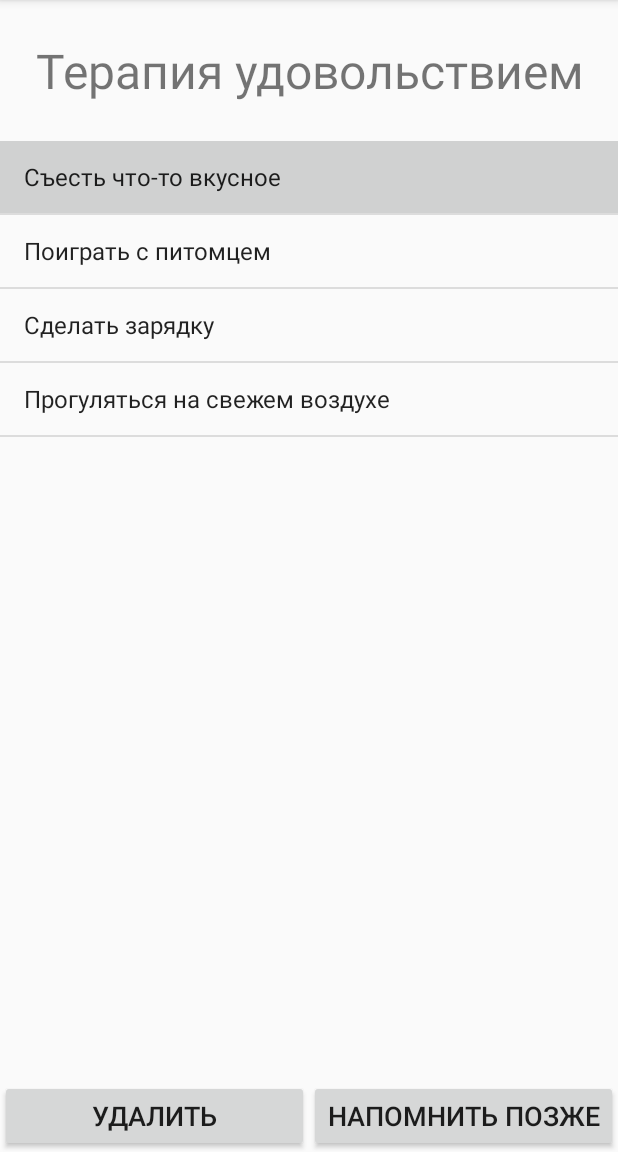
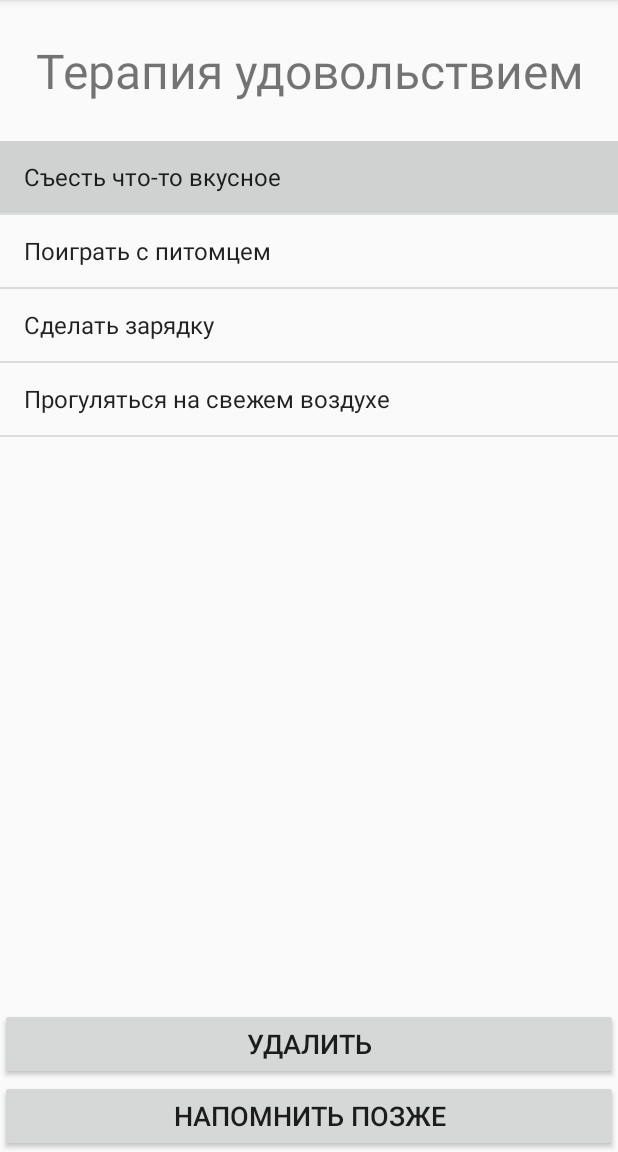
Before and after one commit to newpdv/antidepression, an Android app: the PleasureActivity screen opened directly, with no data from a screen before it, after a tap on "Съесть что-то вкусное", on a phone screen of 412 x 824 dp, the part 84-1236 px from its top. Run offline under Robolectric (Android 15) with nearby library versions, the phone set to English and light mode, and no system bars.

Commit message:
Fixed buttons in pleasure activity

```diff
--- a/app/src/main/AndroidManifest.xml
+++ b/app/src/main/AndroidManifest.xml
@@ -9,8 +9,8 @@
         android:roundIcon="@mipmap/ic_launcher_round"
         android:supportsRtl="true"
         android:theme="@style/LightTheme">
-        <activity android:name=".TestActivity"></activity>
-        <activity android:name=".NoteActivity"></activity>
+        <activity android:name=".TestActivity"/>
+        <activity android:name=".NoteActivity"/>
         <activity android:name=".NotesActivity" />
         <activity android:name=".PleasureActivity" />
         <activity android:name=".MainActivity">
--- a/app/src/main/res/layout/activity_pleasure.xml
+++ b/app/src/main/res/layout/activity_pleasure.xml
@@ -1,8 +1,9 @@
 <?xml version="1.0" encoding="utf-8"?>
 <LinearLayout xmlns:android="http://schemas.android.com/apk/res/android"
-    android:orientation="vertical"
     android:layout_width="match_parent"
-    android:layout_height="match_parent">
+    android:layout_height="match_parent"
+    android:orientation="vertical">
+
     <TextView
         android:id="@+id/textView"
         android:layout_width="match_parent"
@@ -18,27 +19,28 @@
         android:id="@+id/list"
         android:layout_width="match_parent"
         android:layout_height="0dp"
-        android:layout_weight="0.5"/>
+        android:layout_weight="0.5" />
 
     <LinearLayout
         android:layout_width="match_parent"
-        android:layout_height="wrap_content">
+        android:layout_height="wrap_content"
+        android:orientation="vertical">
+
         <Button
             android:id="@+id/delete"
-            android:layout_width="0dp"
-            android:layout_weight="1"
+            android:layout_width="match_parent"
             android:layout_height="wrap_content"
+            android:onClick="delete"
             android:text="@string/delete"
-            android:onClick="delete"
-            android:textSize="18sp"/>
+            android:textSize="18sp" />
+
         <Button
             android:id="@+id/later"
-            android:layout_width="0dp"
-            android:layout_weight="1"
+            android:layout_width="match_parent"
             android:layout_height="wrap_content"
+            android:onClick="remind"
             android:text="@string/remind_later"
-            android:onClick="remind"
-            android:textSize="18sp"/>
+            android:textSize="18sp" />
     </LinearLayout>
 
 </LinearLayout>
```
